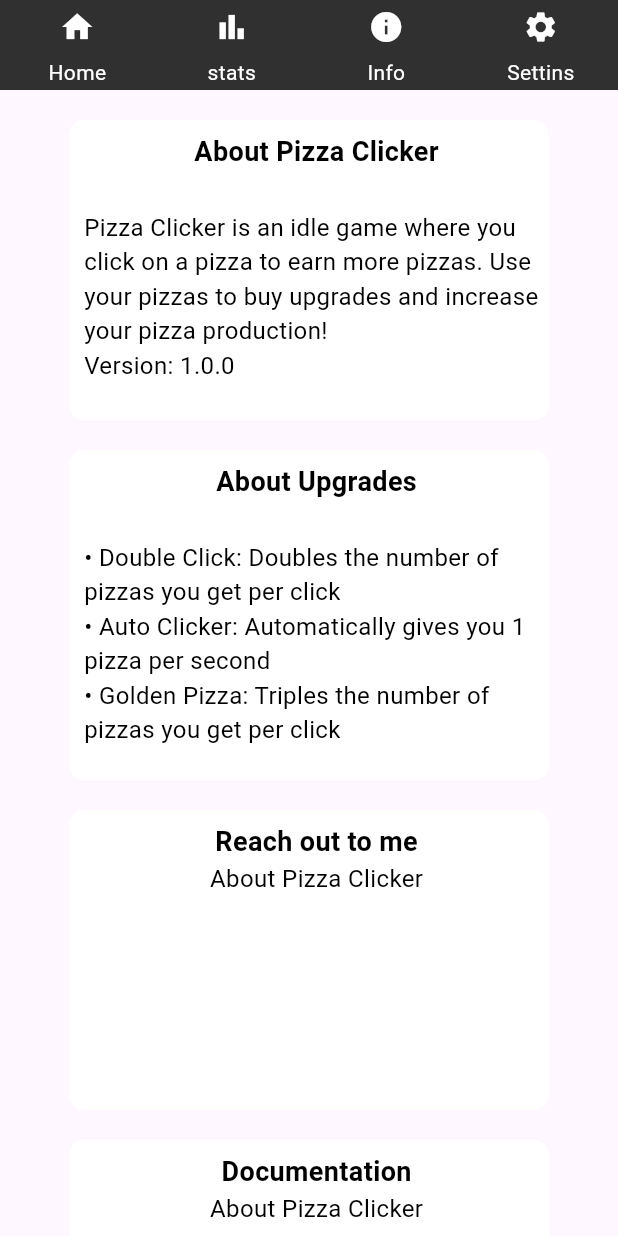
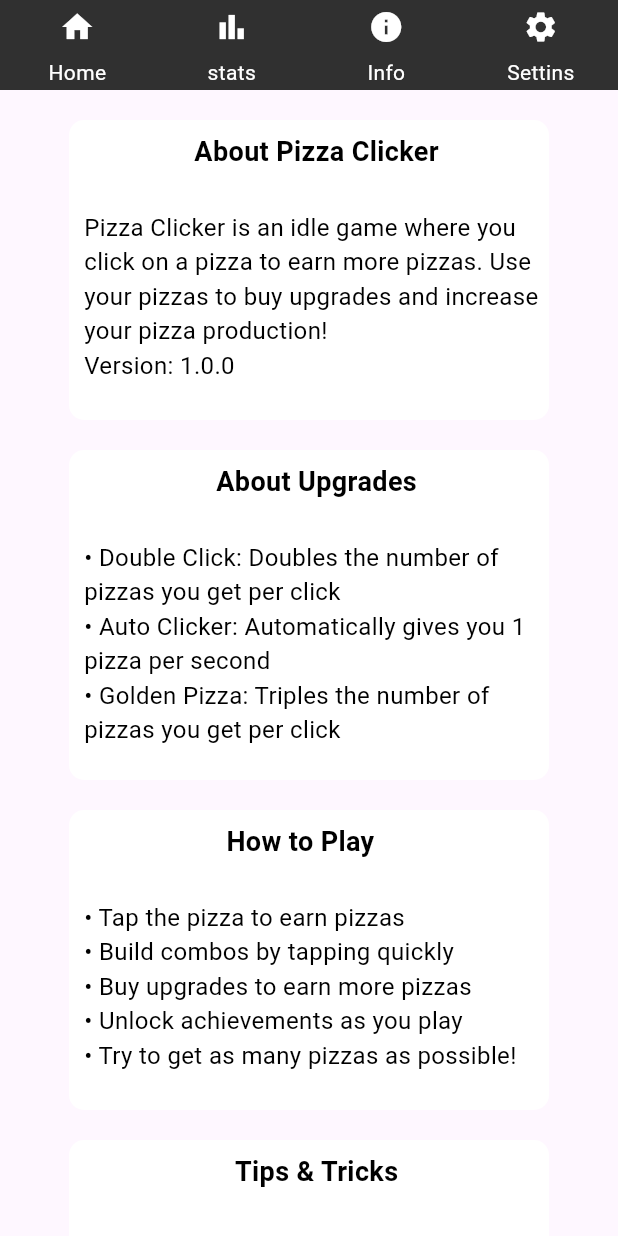
Before and after one commit to augi07/PizzaClicker, a Flutter app: the screen it shows after launch, item 3 of the bottom bar chosen, on a phone screen of 412 x 824 dp. Run offline on Flutter 3.47's test engine with Material 3 defaults, Android fonts, the phone set to English and light mode, and no system bars; our stand-ins replace audioplayers, shared_preferences.

Commit message:
updating Info Page in text

```diff
--- a/lib/InfoContent.dart
+++ b/lib/InfoContent.dart
@@ -78,7 +78,7 @@ class InfoContent extends StatelessWidget {
             ),
 
             Container(
-              alignment: Alignment.topCenter,
+              alignment: Alignment.topLeft,
               margin: const EdgeInsets.only(top: 20),
               width: 320,
               height: 200,
@@ -91,7 +91,7 @@ class InfoContent extends StatelessWidget {
                 mainAxisAlignment: MainAxisAlignment.start,
                 children: [
                   Text(
-                    'Reach out to me',
+                    'How to Play\n',
                     style: TextStyle(
                       fontSize: 18,
                       fontWeight: FontWeight.w600,
@@ -99,7 +99,7 @@ class InfoContent extends StatelessWidget {
                     ),
                   ),
                   Text(
-                    'About Pizza Clicker',
+                    '• Tap the pizza to earn pizzas \n• Build combos by tapping quickly \n• Buy upgrades to earn more pizzas \n• Unlock achievements as you play \n• Try to get as many pizzas as possible!',
                     style: TextStyle(
                       fontSize: 16,
                       fontWeight: FontWeight.w400,
@@ -111,10 +111,10 @@ class InfoContent extends StatelessWidget {
             ),
 
             Container(
-              alignment: Alignment.topCenter,
+              alignment: Alignment.topLeft,
               margin: const EdgeInsets.only(top: 20),
               width: 320,
-              height: 200,
+              height: 250,
               decoration: BoxDecoration(
                 borderRadius: BorderRadius.all(Radius.circular(10)),
                 color: containerColor,
@@ -124,7 +124,7 @@ class InfoContent extends StatelessWidget {
                 mainAxisAlignment: MainAxisAlignment.start,
                 children: [
                   Text(
-                    'Documentation',
+                    'Tips & Tricks\n',
                     style: TextStyle(
                       fontSize: 18,
                       fontWeight: FontWeight.w600,
@@ -132,7 +132,7 @@ class InfoContent extends StatelessWidget {
                     ),
                   ),
                   Text(
-                    'About Pizza Clicker',
+                    '• Build combos for faster pizza earning \n• Invest in Auto Clicker early for passive income \n• Save up for Golden Pizza for maximum clicking power \n• Keep clicking even after buying upgrades',
                     style: TextStyle(
                       fontSize: 16,
                       fontWeight: FontWeight.w400,
```
